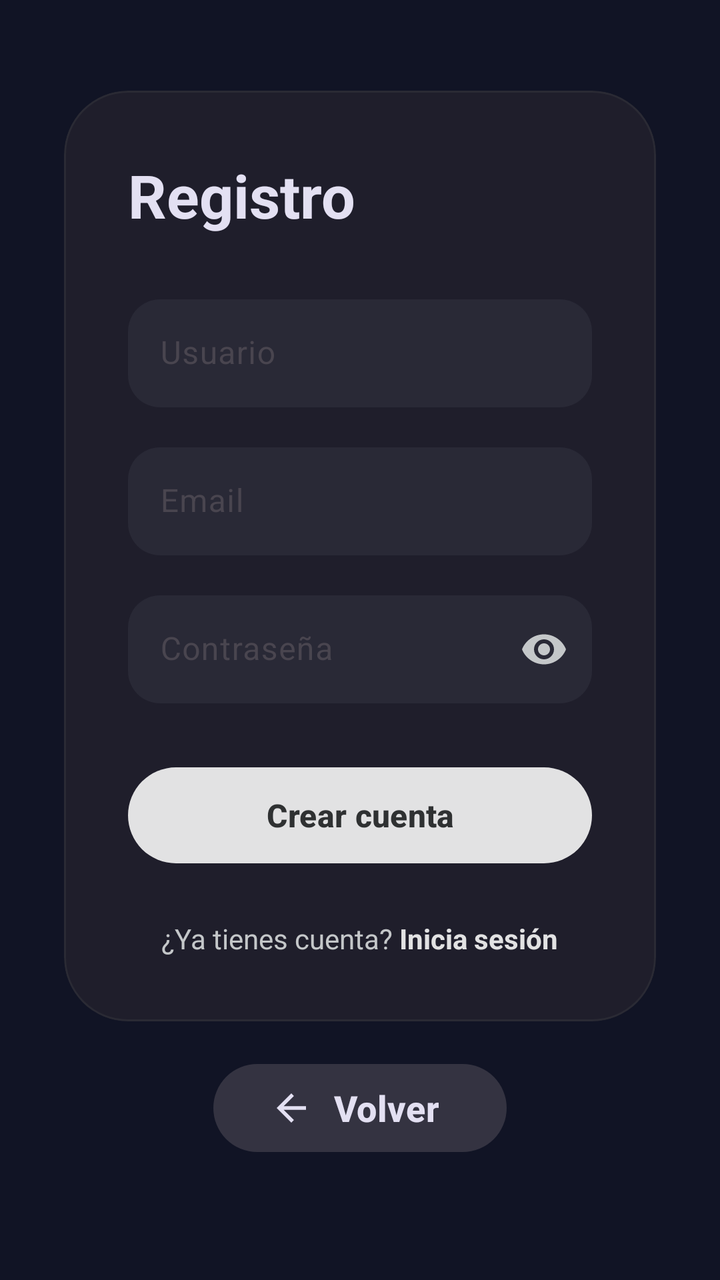
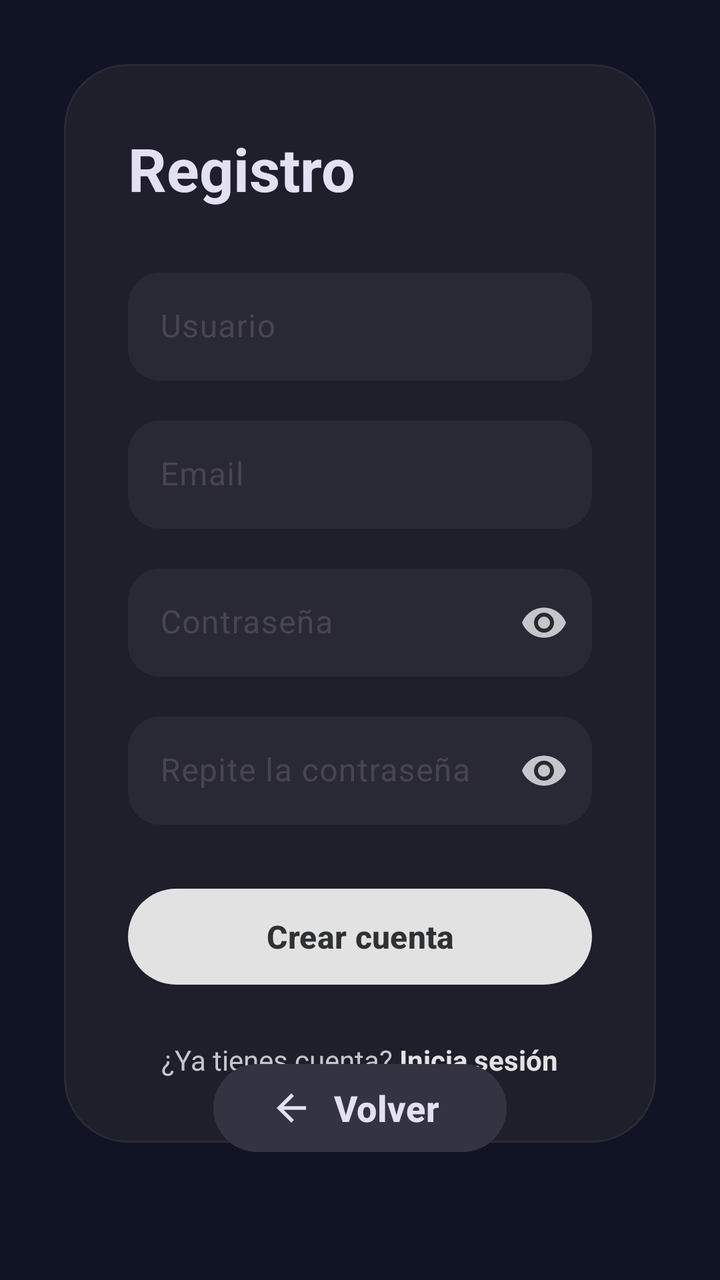

Two renders of the same Android screen: before a commit and after it. Below are the layout's source before the change and the commit's diff.
<!-- AndroidManifest.xml: application theme Theme.FDPDPlayer -->
<!-- res/layout/fragment_register.xml -->
<?xml version="1.0" encoding="utf-8"?>
<FrameLayout xmlns:android="http://schemas.android.com/apk/res/android"
    xmlns:app="http://schemas.android.com/apk/res-auto"
    android:layout_width="match_parent"
    android:layout_height="match_parent"
    android:background="#111425">

    <ScrollView
        android:layout_width="match_parent"
        android:layout_height="match_parent"
        android:clipToPadding="false"
        android:fillViewport="true"
        android:paddingStart="32dp"
        android:paddingTop="32dp"
        android:paddingEnd="32dp"
        android:paddingBottom="116dp">

        <LinearLayout
            android:layout_width="match_parent"
            android:layout_height="match_parent"
            android:gravity="center"
            android:orientation="vertical">

            <com.google.android.material.card.MaterialCardView
                android:id="@+id/cardRegister"
                android:layout_width="match_parent"
                android:layout_height="wrap_content"
                app:cardBackgroundColor="#1F1E2B"
                app:cardCornerRadius="32dp"
                app:cardElevation="0dp"
                app:strokeColor="#4D444749"
                app:strokeWidth="1dp">

                <LinearLayout
                    android:layout_width="match_parent"
                    android:layout_height="wrap_content"
                    android:orientation="vertical"
                    android:padding="32dp">

                    <TextView
                        android:layout_width="match_parent"
                        android:layout_height="wrap_content"
                        android:text="Registro"
                        android:textColor="#E3E0F2"
                        android:textSize="30sp"
                        android:textStyle="bold" />

                    <com.google.android.material.textfield.TextInputLayout
                        android:layout_width="match_parent"
                        android:layout_height="wrap_content"
                        android:layout_marginTop="32dp"
                        android:hint="Usuario"
                        app:boxBackgroundColor="#292936"
                        app:boxBackgroundMode="filled"
                        app:boxCornerRadiusBottomEnd="16dp"
                        app:boxCornerRadiusBottomStart="16dp"
                        app:boxCornerRadiusTopEnd="16dp"
                        app:boxCornerRadiusTopStart="16dp"
                        app:boxStrokeColor="#C6C6C7"
                        app:boxStrokeWidth="0dp"
                        app:boxStrokeWidthFocused="1dp"
                        app:hintTextColor="#C4C7C9">

                        <com.google.android.material.textfield.TextInputEditText
                            android:id="@+id/eTUsuario"
                            android:layout_width="match_parent"
                            android:layout_height="54dp"
                            android:inputType="text"
                            android:paddingStart="16dp"
                            android:paddingEnd="16dp"
                            android:singleLine="true"
                            android:textColor="#E3E0F2"
                            android:textColorHint="#8E9193"
                            android:textSize="16sp" />

                    </com.google.android.material.textfield.TextInputLayout>

                    <com.google.android.material.textfield.TextInputLayout
                        android:layout_width="match_parent"
                        android:layout_height="wrap_content"
                        android:layout_marginTop="20dp"
                        android:hint="Email"
                        app:boxBackgroundColor="#292936"
                        app:boxBackgroundMode="filled"
                        app:boxCornerRadiusBottomEnd="16dp"
                        app:boxCornerRadiusBottomStart="16dp"
                        app:boxCornerRadiusTopEnd="16dp"
                        app:boxCornerRadiusTopStart="16dp"
                        app:boxStrokeColor="#C6C6C7"
                        app:boxStrokeWidth="0dp"
                        app:boxStrokeWidthFocused="1dp"
                        app:hintTextColor="#C4C7C9">

                        <com.google.android.material.textfield.TextInputEditText
                            android:id="@+id/eTEmail"
                            android:layout_width="match_parent"
                            android:layout_height="54dp"
                            android:inputType="textEmailAddress"
                            android:paddingStart="16dp"
                            android:paddingEnd="16dp"
                            android:singleLine="true"
                            android:textColor="#E3E0F2"
                            android:textColorHint="#8E9193"
                            android:textSize="16sp" />

                    </com.google.android.material.textfield.TextInputLayout>

                    <com.google.android.material.textfield.TextInputLayout
                        android:layout_width="match_parent"
                        android:layout_height="wrap_content"
                        android:layout_marginTop="20dp"
                        android:hint="Contraseña"
                        app:boxBackgroundColor="#292936"
                        app:boxBackgroundMode="filled"
                        app:boxCornerRadiusBottomEnd="16dp"
                        app:boxCornerRadiusBottomStart="16dp"
                        app:boxCornerRadiusTopEnd="16dp"
                        app:boxCornerRadiusTopStart="16dp"
                        app:boxStrokeColor="#C6C6C7"
                        app:boxStrokeWidth="0dp"
                        app:boxStrokeWidthFocused="1dp"
                        app:endIconMode="password_toggle"
                        app:endIconTint="#C4C7C9"
                        app:hintTextColor="#C4C7C9">

                        <com.google.android.material.textfield.TextInputEditText
                            android:id="@+id/tVContrasenia"
                            android:layout_width="match_parent"
                            android:layout_height="54dp"
                            android:inputType="textPassword"
                            android:paddingStart="16dp"
                            android:paddingEnd="16dp"
                            android:singleLine="true"
                            android:textColor="#E3E0F2"
                            android:textColorHint="#8E9193"
                            android:textSize="16sp" />

                    </com.google.android.material.textfield.TextInputLayout>

                    <com.google.android.material.button.MaterialButton
                        android:id="@+id/btnCrearCuenta"
                        android:layout_width="match_parent"
                        android:layout_height="56dp"
                        android:layout_marginTop="28dp"
                        android:text="Crear cuenta"
                        android:textAllCaps="false"
                        android:textColor="#2F3132"
                        android:textSize="16sp"
                        android:textStyle="bold"
                        app:backgroundTint="#E2E2E3"
                        app:cornerRadius="28dp" />

                    <ProgressBar
                        android:id="@+id/progressBar"
                        android:layout_width="wrap_content"
                        android:layout_height="wrap_content"
                        android:layout_gravity="center"
                        android:layout_marginTop="24dp"
                        android:indeterminateTint="#E2E2E3"
                        android:visibility="gone" />

                    <LinearLayout
                        android:layout_width="wrap_content"
                        android:layout_height="wrap_content"
                        android:layout_gravity="center"
                        android:layout_marginTop="24dp"
                        android:gravity="center"
                        android:orientation="horizontal">

                        <TextView
                            android:layout_width="wrap_content"
                            android:layout_height="wrap_content"
                            android:text="¿Ya tienes cuenta? "
                            android:textColor="#C4C7C9"
                            android:textSize="14sp" />

                        <TextView
                            android:id="@+id/tvIrLogin"
                            android:layout_width="wrap_content"
                            android:layout_height="wrap_content"
                            android:clickable="true"
                            android:focusable="true"
                            android:text="Inicia sesión"
                            android:textColor="#E2E2E3"
                            android:textSize="14sp"
                            android:textStyle="bold" />

                    </LinearLayout>

                </LinearLayout>

            </com.google.android.material.card.MaterialCardView>

        </LinearLayout>

    </ScrollView>

    <com.google.android.material.button.MaterialButton
        android:id="@+id/btnVolver"
        android:layout_width="wrap_content"
        android:layout_height="52dp"
        android:layout_gravity="bottom|center_horizontal"
        android:layout_marginBottom="60dp"
        android:paddingStart="28dp"
        android:paddingEnd="34dp"
        android:text="Volver"
        android:textAllCaps="false"
        android:textColor="#E3E0F2"
        android:textSize="18sp"
        android:textStyle="bold"
        app:backgroundTint="#343341"
        app:cornerRadius="26dp"
        app:icon="@drawable/ic_arrow"
        app:iconGravity="textStart"
        app:iconPadding="10dp"
        app:iconSize="22dp"
        app:iconTint="#E3E0F2" />

</FrameLayout>
<!-- resources referenced by this layout -->
<resources>
  <!-- drawable ic_arrow (drawable) -->
  <?xml version="1.0" encoding="utf-8"?>
  <vector xmlns:android="http://schemas.android.com/apk/res/android"
      android:width="24dp"
      android:height="24dp"
      android:viewportWidth="24"
      android:viewportHeight="24">
  
      <path
          android:fillColor="#FFFFFFFF"
          android:pathData="M20,11H7.83l5.59,-5.59L12,4l-8,8l8,8l1.42,-1.41L7.83,13H20v-2z" />
  
  </vector>
  <style name="Theme.FDPDPlayer" parent="Base.Theme.FDPDPlayer" />
  <style name="Base.Theme.FDPDPlayer" parent="Theme.Material3.DayNight.NoActionBar">
          
          
      </style>
</resources>

<!-- the commit's change to res/layout/fragment_register.xml (unified diff, before → after) -->
@@ -125,6 +125,38 @@
 
                         <com.google.android.material.textfield.TextInputEditText
                             android:id="@+id/tVContrasenia"
+                            android:layout_width="match_parent"
+                            android:layout_height="54dp"
+                            android:inputType="textPassword"
+                            android:paddingStart="16dp"
+                            android:paddingEnd="16dp"
+                            android:singleLine="true"
+                            android:textColor="#E3E0F2"
+                            android:textColorHint="#8E9193"
+                            android:textSize="16sp" />
+
+                    </com.google.android.material.textfield.TextInputLayout>
+
+                    <com.google.android.material.textfield.TextInputLayout
+                        android:layout_width="match_parent"
+                        android:layout_height="wrap_content"
+                        android:layout_marginTop="20dp"
+                        android:hint="Repite la contraseña"
+                        app:boxBackgroundColor="#292936"
+                        app:boxBackgroundMode="filled"
+                        app:boxCornerRadiusBottomEnd="16dp"
+                        app:boxCornerRadiusBottomStart="16dp"
+                        app:boxCornerRadiusTopEnd="16dp"
+                        app:boxCornerRadiusTopStart="16dp"
+                        app:boxStrokeColor="#C6C6C7"
+                        app:boxStrokeWidth="0dp"
+                        app:boxStrokeWidthFocused="1dp"
+                        app:endIconMode="password_toggle"
+                        app:endIconTint="#C4C7C9"
+                        app:hintTextColor="#C4C7C9">
+
+                        <com.google.android.material.textfield.TextInputEditText
+                            android:id="@+id/tVConfirmarContrasenia"
                             android:layout_width="match_parent"
                             android:layout_height="54dp"
                             android:inputType="textPassword"
